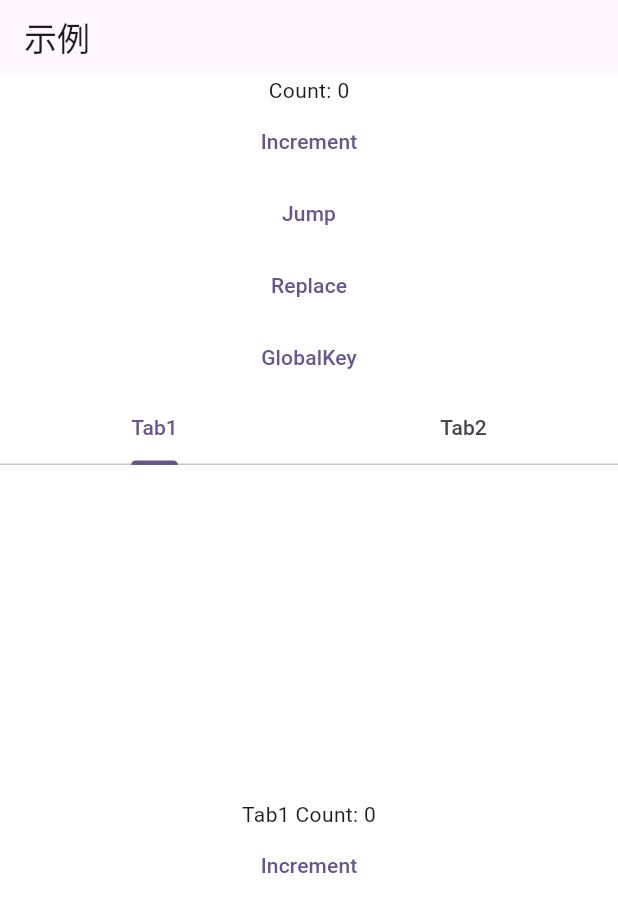
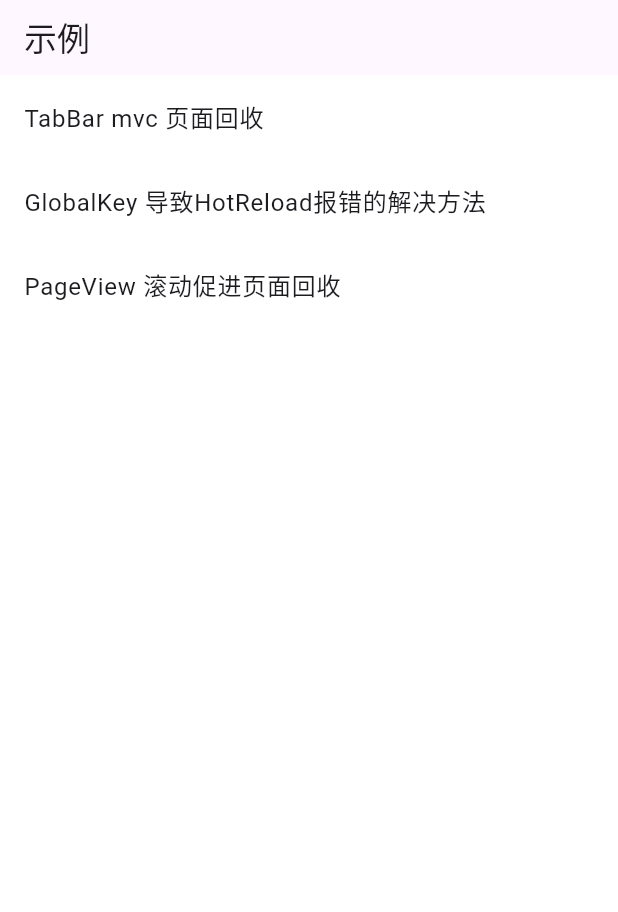
Before and after one commit to flutter-packagist/mvc, a Flutter app: the screen it shows after launch, on a phone screen of 412 x 824 dp. Shown: the top 912 px of the screen. Run offline on Flutter 3.47's test engine with Material 3 defaults, Android fonts, the phone set to English and light mode, and no system bars; our stand-ins replace get.

Commit message:
feat: 新增示例

```diff
--- a/example/lib/key/key_page.dart
+++ b/example/lib/key/key_page.dart
@@ -53,6 +53,7 @@ class KeyPage extends BasePage<KeyController, KeyModel> {
             height: 50,
             width: double.infinity,
             color: Colors.blue,
+            child: const Center(child: Text('页面重复跳转')),
           ),
         ),
       ]),
--- a/example/lib/main.dart
+++ b/example/lib/main.dart
@@ -1,5 +1,6 @@
-import 'package:example/mvc/mvc_page.dart';
 import 'package:flutter/material.dart';
+
+import 'main/main_page.dart';
 
 void main() {
   runApp(const MyApp());
@@ -17,7 +18,7 @@ class MyApp extends StatelessWidget {
         colorScheme: ColorScheme.fromSeed(seedColor: Colors.deepPurple),
         useMaterial3: true,
       ),
-      home: const MvcPage(),
+      home: const MainPage(),
     );
   }
 }
--- /dev/null
+++ b/example/lib/main/main_controller.dart
@@ -0,0 +1,21 @@
+import 'package:flutter/widgets.dart';
+import 'package:mvc/base/base_controller.dart';
+
+import 'main_model.dart';
+
+class MainController extends BaseController<MainModel> {
+  @override
+  MainModel model = MainModel();
+}
+
+extension Private on MainController {}
+
+extension GetData on MainController {
+  Map<String, Widget> get pageData => model.pageData;
+}
+
+extension SetData on MainController {}
+
+extension Action on MainController {}
+
+extension Network on MainController {}
--- /dev/null
+++ b/example/lib/main/main_model.dart
@@ -0,0 +1,14 @@
+import 'package:flutter/widgets.dart';
+import 'package:mvc/base/base_model.dart';
+
+import '../key/key_page.dart';
+import '../mvc/mvc_page.dart';
+import '../page_view/page_view_page.dart';
+
+class MainModel extends BaseModel {
+  Map<String, Widget> pageData = {
+    'TabBar mvc 页面回收': const MvcPage(),
+    'GlobalKey 导致HotReload报错的解决方法': KeyPage(),
+    'PageView 滚动促进页面回收': const PageViewPage(),
+  };
+}
--- /dev/null
+++ b/example/lib/main/main_page.dart
@@ -0,0 +1,38 @@
+import 'package:flutter/material.dart';
+import 'package:mvc/base/base_page.dart';
+
+import 'main_controller.dart';
+import 'main_model.dart';
+
+class MainPage extends BasePage<MainController, MainModel> {
+  const MainPage({super.key});
+
+  @override
+  MainController get binding => MainController();
+
+  @override
+  Widget? get appBar => AppBar(
+        title: const Text('示例'),
+      );
+
+  @override
+  Widget get body {
+    return ListView.builder(
+      itemCount: controller.pageData.length,
+      itemBuilder: (context, index) {
+        final key = controller.pageData.keys.elementAt(index);
+        final value = controller.pageData[key]!;
+        return ListTile(
+          title: Text(key),
+          onTap: () {
+            Navigator.of(context).push(
+              MaterialPageRoute(
+                builder: (context) => value,
+              ),
+            );
+          },
+        );
+      },
+    );
+  }
+}
--- a/example/lib/mvc/mvc_page.dart
+++ b/example/lib/mvc/mvc_page.dart
@@ -44,10 +44,6 @@ class MvcPage extends BasePage<MvcController, MvcModel> {
             onPressed: controller.replace,
             child: const Text('Replace'),
           ),
-          TextButton(
-            onPressed: controller.globalKey,
-            child: const Text('GlobalKey'),
-          ),
           const TabBar(tabs: [
             Tab(text: 'Tab1'),
             Tab(text: 'Tab2'),
--- /dev/null
+++ b/example/lib/page_view/page_view_model.dart
@@ -0,0 +1,3 @@
+import 'package:mvc/base/base_model.dart';
+
+class PageViewModel extends BaseModel {}
```
Also changed, not shown: example/lib/mvc/mvc_controller.dart (+0 -7 lines), example/lib/page_view/page_view_controller.dart (added, +18 -0 lines), example/lib/page_view/page_view_page.dart (added, +41 -0 lines), example/lib/page_view/sub/sub_view_controller.dart (added, +41 -0 lines), example/lib/page_view/sub/sub_view_model.dart (added, +19 -0 lines), example/lib/page_view/sub/sub_view_page.dart (added, +38 -0 lines), example/lib/page_view/sub_keep_alive/sub_view_controller.dart (added, +41 -0 lines), example/lib/page_view/sub_keep_alive/sub_view_model.dart (added, +19 -0 lines), example/lib/page_view/sub_keep_alive/sub_view_page.dart (added, +42 -0 lines).
